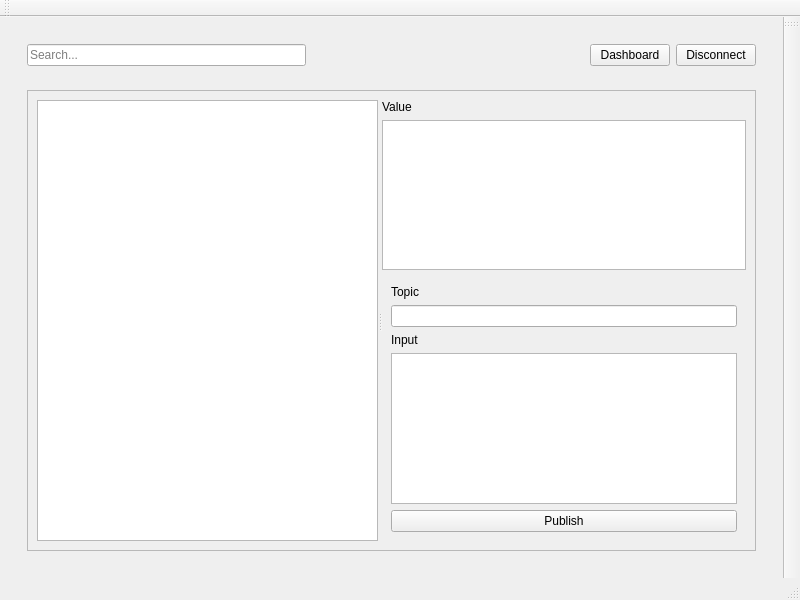
This is src/src/qt/mainwindow.ui in RadekManak/icp-proj as Qt 5 draws it before an edit. The edited form follows.
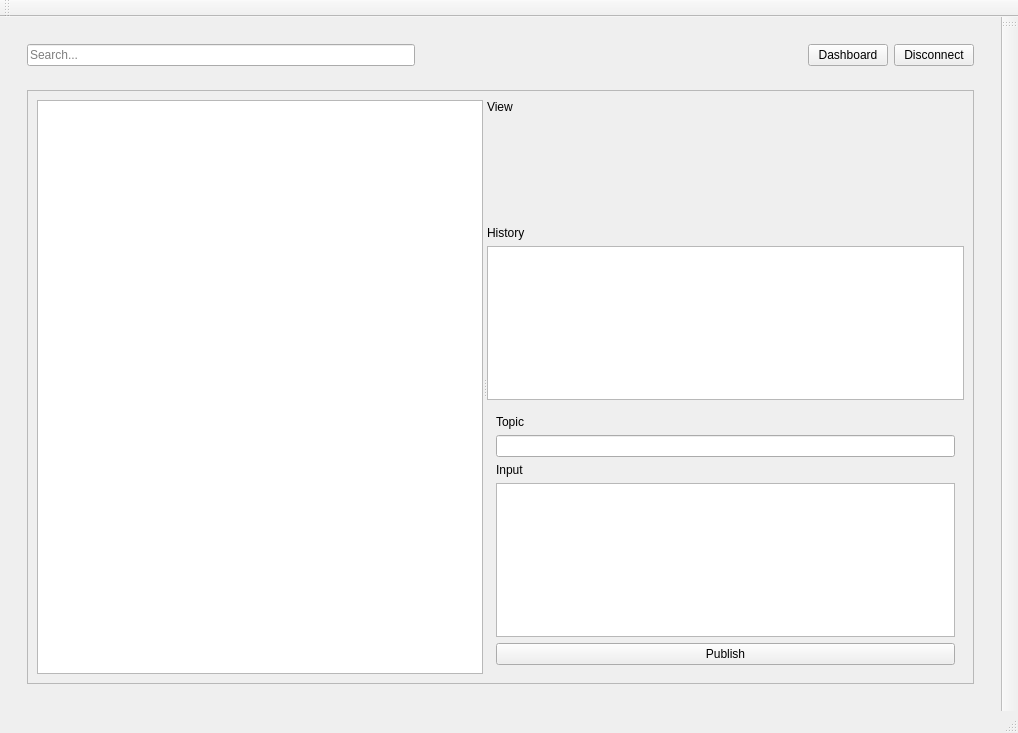
This is the edited form. The open tabs and pages were chosen to show the change.

Commit message: Implement message history

Patch:
```diff
--- a/src/src/qt/mainwindow.ui
+++ b/src/src/qt/mainwindow.ui
@@ -6,8 +6,8 @@
    <rect>
     <x>0</x>
     <y>0</y>
-    <width>800</width>
-    <height>600</height>
+    <width>1018</width>
+    <height>733</height>
    </rect>
   </property>
   <property name="windowTitle">
@@ -364,8 +364,8 @@
                <rect>
                 <x>0</x>
                 <y>0</y>
-                <width>746</width>
-                <height>443</height>
+                <width>964</width>
+                <height>576</height>
                </rect>
               </property>
               <layout class="QHBoxLayout" name="horizontalLayout_4">
@@ -383,15 +383,45 @@
                    </size>
                   </property>
                   <layout class="QVBoxLayout" name="verticalLayout_4">
+                   <item>
+                    <widget class="QLabel" name="label_9">
+                     <property name="text">
+                      <string>View</string>
+                     </property>
+                    </widget>
+                   </item>
+                   <item>
+                    <widget class="QWidget" name="widget_4" native="true">
+                     <property name="minimumSize">
+                      <size>
+                       <width>0</width>
+                       <height>100</height>
+                      </size>
+                     </property>
+                     <widget class="QLabel" name="viewLabel">
+                      <property name="geometry">
+                       <rect>
+                        <x>10</x>
+                        <y>10</y>
+                        <width>451</width>
+                        <height>81</height>
+                       </rect>
+                      </property>
+                      <property name="text">
+                       <string/>
+                      </property>
+                     </widget>
+                    </widget>
+                   </item>
                    <item>
                     <widget class="QLabel" name="label_8">
                      <property name="text">
-                      <string>Value</string>
+                      <string>History</string>
                      </property>
                     </widget>
                    </item>
                    <item>
-                    <widget class="QPlainTextEdit" name="valueTextEdit"/>
+                    <widget class="QListView" name="listView"/>
                    </item>
                    <item>
                     <widget class="QWidget" name="widget_3" native="true">
```
Left out of the diff: 2 changed lines with no effect on the pictures. The commit also changes 10 other files.
